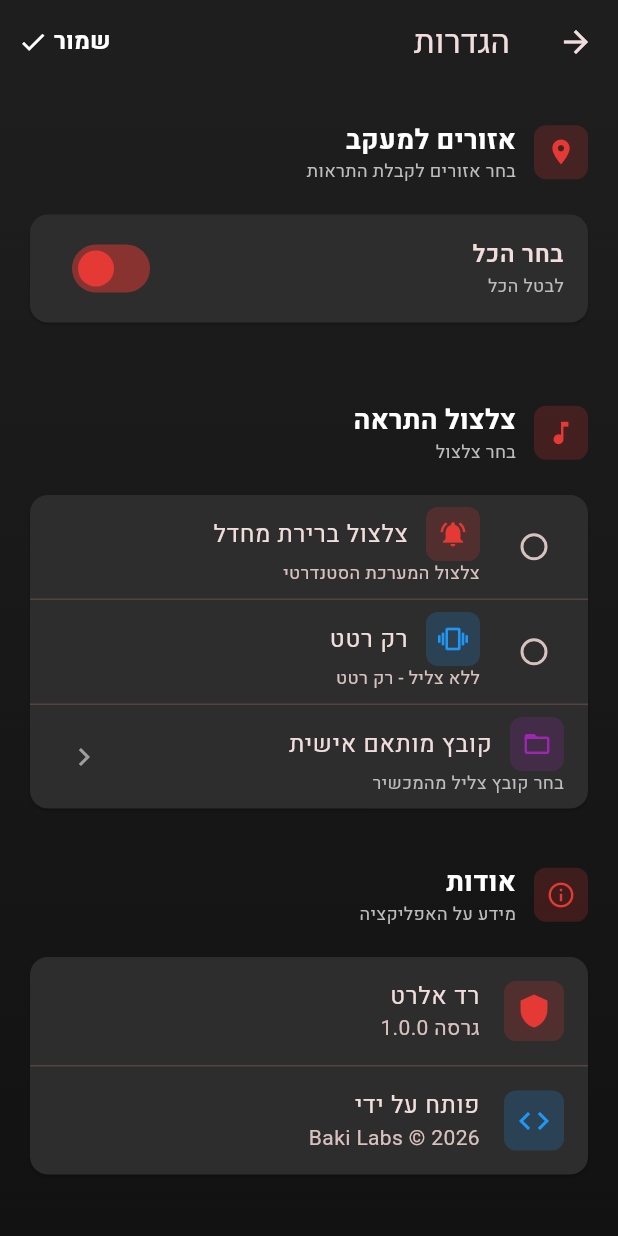
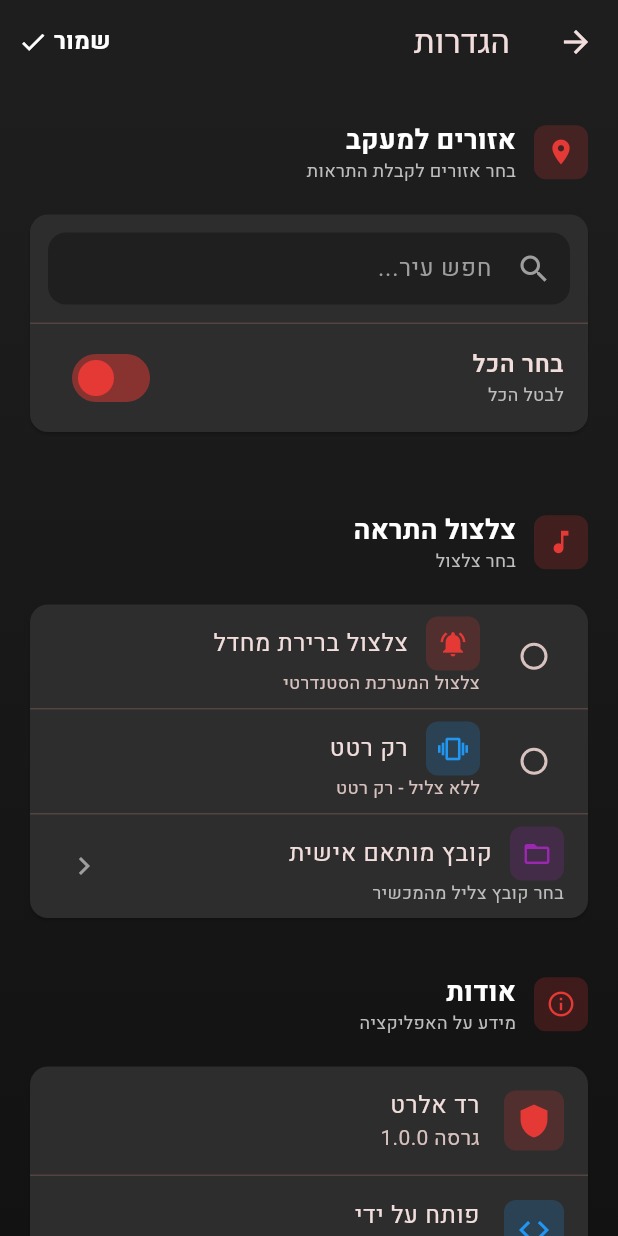
Before and after one commit to bakiclaw/red-alert-app, a Flutter app: the SettingsScreen screen opened directly with empty values, on a phone screen of 412 x 824 dp. Run offline on Flutter 3.47's test engine with Material 3 defaults, Android fonts, the phone set to English and light mode, and no system bars; our stand-ins replace audioplayers, file_picker.

Commit message:
Added search functionality for cities

```diff
--- a/lib/screens/settings_screen.dart
+++ b/lib/screens/settings_screen.dart
@@ -28,11 +28,23 @@ class _SettingsScreenState extends State<SettingsScreen> {
   late String _selectedRingtone;
   String? _customRingtonePath;
   bool _selectAll = false;
+  String _searchQuery = '';
+  final TextEditingController _searchController = TextEditingController();
 
   // Red alert theme colors
   static const Color _alertRed = Color(0xFFE53935);
   static const Color _cardBackground = Color(0xFF2D2D2D);
   static const Color _surfaceColor = Color(0xFF1E1E1E);
+
+  // Filtered areas based on search
+  List<String> get _filteredAreas {
+    if (_searchQuery.isEmpty) {
+      return widget.availableAreas;
+    }
+    return widget.availableAreas
+        .where((area) => area.toLowerCase().contains(_searchQuery.toLowerCase()))
+        .toList();
+  }
 
   @override
   void initState() {
@@ -41,6 +53,20 @@ class _SettingsScreenState extends State<SettingsScreen> {
     _selectedRingtone = widget.selectedRingtone;
     _customRingtonePath = widget.customRingtonePath;
     _selectAll = _selectedAreas.length == widget.availableAreas.length;
+    _searchController.addListener(_onSearchChanged);
+  }
+
+  @override
+  void dispose() {
+    _searchController.removeListener(_onSearchChanged);
+    _searchController.dispose();
+    super.dispose();
+  }
+
+  void _onSearchChanged() {
+    setState(() {
+      _searchQuery = _searchController.text;
+    });
   }
 
   void _saveAndClose() {
@@ -53,9 +79,13 @@ class _SettingsScreenState extends State<SettingsScreen> {
     setState(() {
       _selectAll = value ?? false;
       if (_selectAll) {
-        _selectedAreas = List.from(widget.availableAreas);
+        // Add all filtered areas to selection
+        _selectedAreas = List.from(_filteredAreas);
       } else {
-        _selectedAreas.clear();
+        // Remove filtered areas from selection
+        for (var area in _filteredAreas) {
+          _selectedAreas.remove(area);
+        }
       }
     });
   }
@@ -131,7 +161,54 @@ class _SettingsScreenState extends State<SettingsScreen> {
             // Select All toggle
             Card(
               color: _cardBackground,
-              child: SwitchListTile(
+              child: Column(
+                children: [
+                  // Search field
+                  Padding(
+                    padding: const EdgeInsets.all(12),
+                    child: TextField(
+                      controller: _searchController,
+                      style: const TextStyle(color: Colors.white),
+                      decoration: InputDecoration(
+                        hintText: 'חפש עיר...',
+                        hintStyle: TextStyle(color: Colors.grey.shade500),
+                        prefixIcon: Icon(Icons.search, color: Colors.grey.shade500),
+                        suffixIcon: _searchQuery.isNotEmpty
+                            ? IconButton(
+                                icon: Icon(Icons.clear, color: Colors.grey.shade500),
+                                onPressed: () {
+                                  _searchController.clear();
+                                },
+                              )
+                            : null,
+                        filled: true,
+                        fillColor: Colors.black.withOpacity(0.3),
+                        border: OutlineInputBorder(
+                          borderRadius: BorderRadius.circular(12),
+                          borderSide: BorderSide.none,
+                        ),
+                        contentPadding: const EdgeInsets.symmetric(horizontal: 16, vertical: 12),
+                      ),
+                    ),
+                  ),
+                  // Search results count
+                  if (_searchQuery.isNotEmpty)
+                    Padding(
+                      padding: const EdgeInsets.only(left: 16, right: 16, bottom: 8),
+                      child: Row(
+                        children: [
+                          Text(
+                            'נמצאו ${_filteredAreas.length} תוצאות',
+                            style: TextStyle(
+                              color: Colors.grey.shade400,
+                              fontSize: 12,
+                            ),
+                          ),
+                        ],
+                      ),
+                    ),
+                  const Divider(height: 1),
+                  SwitchListTile(
                     title: const Text(
                       'בחר הכל',
                       style: TextStyle(fontWeight: FontWeight.w600),
@@ -144,6 +221,8 @@ class _SettingsScreenState extends State<SettingsScreen> {
                     onChanged: _toggleSelectAll,
                     activeColor: _alertRed,
                   ),
+                ],
+              ),
             ),
 
             const SizedBox(height: 8),
@@ -152,7 +231,7 @@ class _SettingsScreenState extends State<SettingsScreen> {
             Card(
               color: _cardBackground,
               child: Column(
-                children: widget.availableAreas.map((area) {
+                children: _filteredAreas.map((area) {
                   final isSelected = _selectedAreas.contains(area);
                   return Container(
                     decoration: BoxDecoration(
```
Lines whose indentation alone changed are shown as unchanged.
